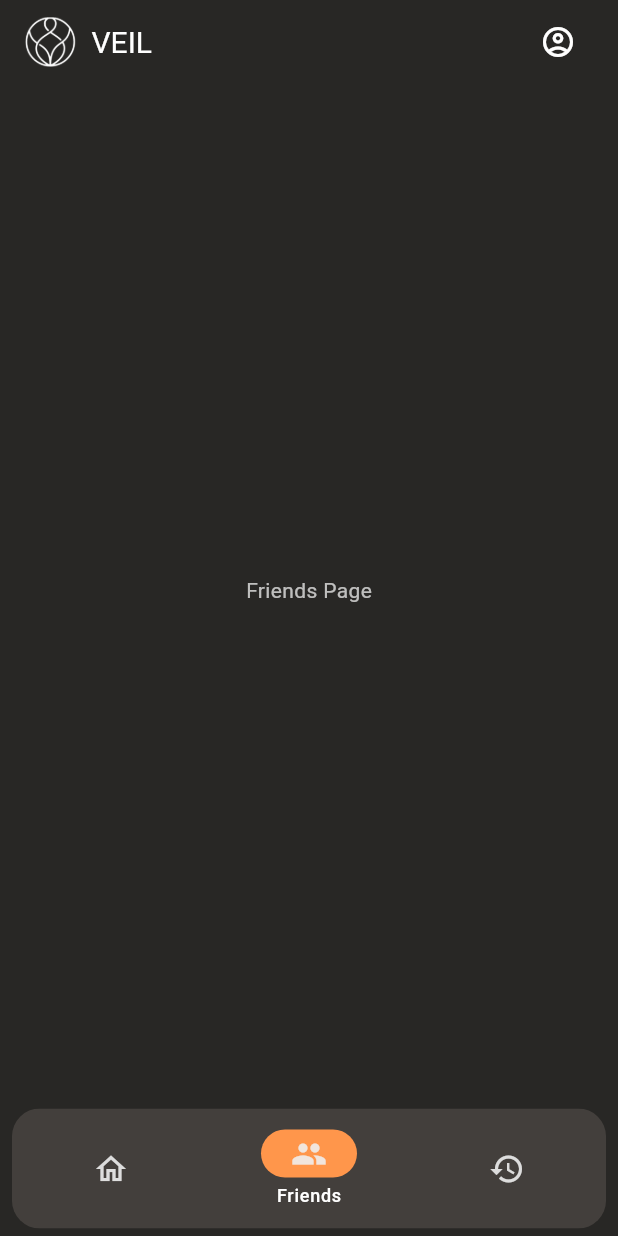
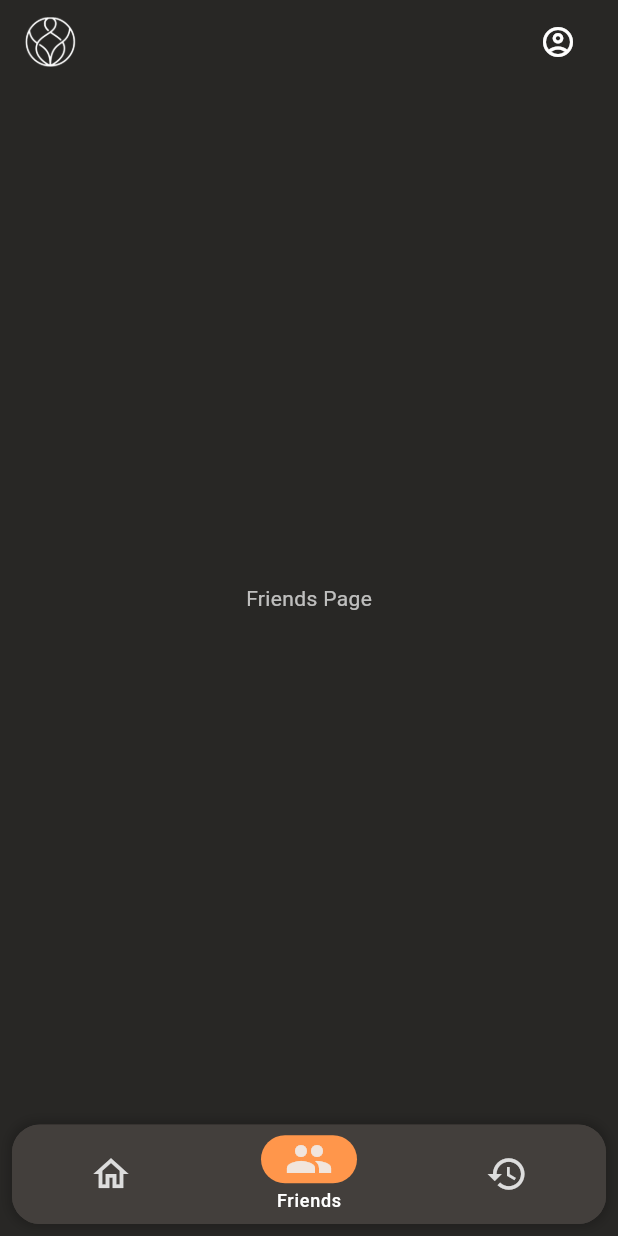
Before and after one commit to Sidd1374/Anonymous_Chat_Application, a Flutter app: the HomePageFrame screen opened directly, item 2 of the bottom bar chosen, on a phone screen of 412 x 824 dp. Run offline on Flutter 3.47's test engine with Material 3 defaults, Android fonts, the phone set to English and light mode, and no system bars; our stand-ins replace flutter_screenutil, image_picker, lottie.

Commit message:
Bottom NavigationBar Fixed

```diff
--- a/lib/views/entry/about_card_page.dart
+++ b/lib/views/entry/about_card_page.dart
@@ -4,6 +4,7 @@ import 'dart:io';
 
 import '../home/home_page_frame.dart';
 import 'level_two_verification_page.dart';
+// import '../home/home_test.dart';
 
 class AboutCardScreen extends StatelessWidget {
   final File? profileImage;
--- a/lib/views/home/home_page_frame.dart
+++ b/lib/views/home/home_page_frame.dart
@@ -49,10 +49,10 @@ class _HomePageFrameState extends State<HomePageFrame> {
                   width: 35,
                 ),
                 const SizedBox(width: 10),
-                Text(
-                  "VEIL",
-                  style: Theme.of(context).appBarTheme.titleTextStyle,
-                ),
+                // Text(
+                //   "VEIL",
+                //   style: Theme.of(context).appBarTheme.titleTextStyle,
+                // ),
               ],
             ),
             IconButton(
@@ -69,41 +69,63 @@ class _HomePageFrameState extends State<HomePageFrame> {
         backgroundColor: Theme.of(context).appBarTheme.backgroundColor,
       ),
       body: _widgetOptions.elementAt(_selectedIndex),
-      bottomNavigationBar: Padding(
-        padding:
-            const EdgeInsets.only(top: 8.0, left: 8.0, right: 8.0, bottom: 5.0),
+      bottomNavigationBar: SafeArea(
+        child: Padding(
+          padding: const EdgeInsets.all(8.0),
+          child: Container(
+            height: kBottomNavigationBarHeight + 10.h, // Adjusted height
+            width: double.infinity,
+            decoration: BoxDecoration(
+              color: Theme.of(context).bottomNavigationBarTheme.backgroundColor,
+              borderRadius:
+                  BorderRadius.circular(18.r), // Fully rounded container
+              boxShadow: [
+                BoxShadow(
+                  color: Colors.black.withOpacity(0.2),
+                  blurRadius: 5,
+                  spreadRadius: 2,
+                ),
+              ],
+            ),
             child: ClipRRect(
-          borderRadius: BorderRadius.circular(18.r),
+              borderRadius: BorderRadius.circular(18.r), // Match outer radius
               child: NavigationBar(
+                height: kBottomNavigationBarHeight + 5.h,
                 selectedIndex: _selectedIndex,
                 onDestinationSelected: _onItemTapped,
-            labelBehavior: NavigationDestinationLabelBehavior.onlyShowSelected,
-            indicatorColor:
-                Theme.of(context).bottomNavigationBarTheme.selectedItemColor,
+                labelBehavior:
+                    NavigationDestinationLabelBehavior.onlyShowSelected,
+                indicatorColor: Theme.of(context)
+                    .bottomNavigationBarTheme
+                    .selectedItemColor,
                 backgroundColor:
                     Theme.of(context).bottomNavigationBarTheme.backgroundColor,
                 destinations: <Widget>[
                   NavigationDestination(
                     icon: Icon(Icons.home_outlined,
+                        size: 28,
                         color: Theme.of(context)
                             .bottomNavigationBarTheme
                             .unselectedIconTheme
                             ?.color),
                     selectedIcon: Icon(Icons.home,
+                        size: 32,
                         color: Theme.of(context)
                             .bottomNavigationBarTheme
                             .selectedIconTheme
                             ?.color),
                     label: 'Home',
-                tooltip: 'Find Someone to Chat',
+                    tooltip: 'Find Strangers to Chat',
                   ),
                   NavigationDestination(
                     icon: Icon(Icons.people_outline,
+                        size: 28,
                         color: Theme.of(context)
                             .bottomNavigationBarTheme
                             .unselectedIconTheme
                             ?.color),
                     selectedIcon: Icon(Icons.people,
+                        size: 32,
                         color: Theme.of(context)
                             .bottomNavigationBarTheme
                             .selectedIconTheme
@@ -113,11 +135,13 @@ class _HomePageFrameState extends State<HomePageFrame> {
                   ),
                   NavigationDestination(
                     icon: Icon(Icons.history_outlined,
+                        size: 28,
                         color: Theme.of(context)
                             .bottomNavigationBarTheme
                             .unselectedIconTheme
                             ?.color),
                     selectedIcon: Icon(Icons.history,
+                        size: 32,
                         color: Theme.of(context)
                             .bottomNavigationBarTheme
                             .selectedIconTheme
@@ -129,6 +153,8 @@ class _HomePageFrameState extends State<HomePageFrame> {
               ),
             ),
           ),
+        ),
+      ),
     );
   }
 }
```
Also changed, not shown: lib/views/home/home_test.dart (+152 -146 lines). Lines whose indentation alone changed are shown as unchanged.
